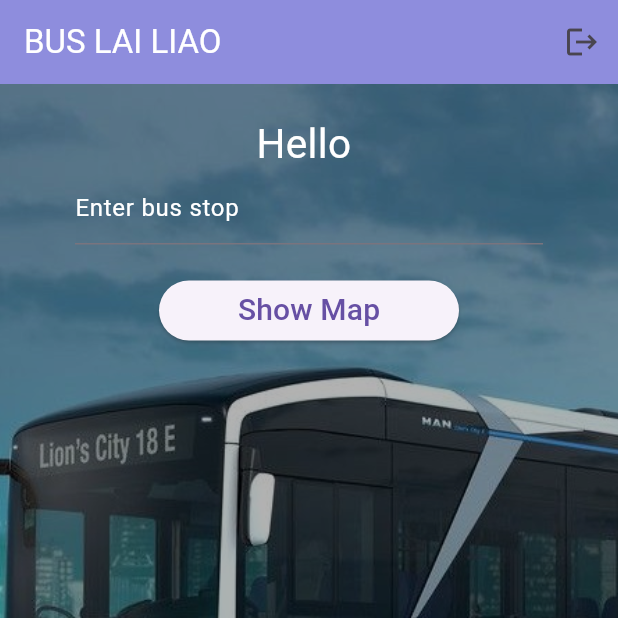
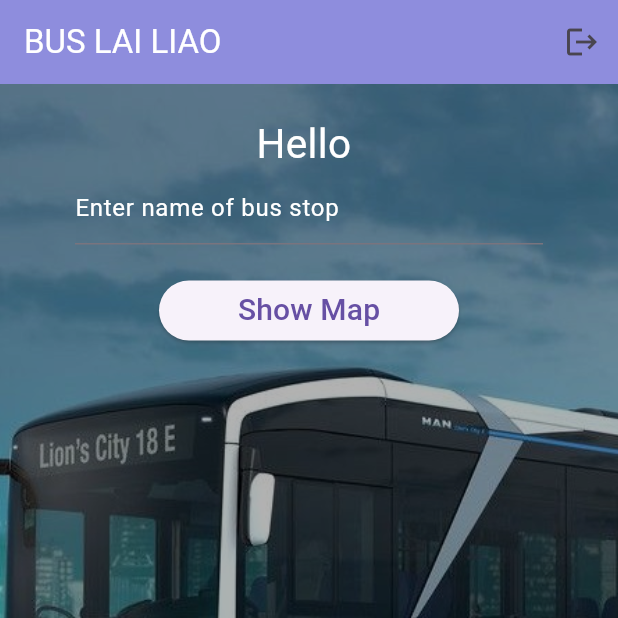
Before and after one commit to zacw-243L/flutter-transport-app, a Flutter app: the screen it shows once a user with an empty profile is signed in, on a phone screen of 412 x 824 dp, the top half of it. Run offline on Flutter 3.47's test engine with Material 3 defaults, Android fonts, the phone set to English and light mode, and no system bars; our stand-ins replace cloud_firestore, firebase_auth, firebase_core; missing offline and left inert: firebase_ui_auth; accounts and stored records are empty; network calls fail.

Commit message:
Removed hardcode

```diff
--- a/lib/screens/bus_screen.dart
+++ b/lib/screens/bus_screen.dart
@@ -193,7 +193,7 @@ class _BusScreenState extends State<BusScreen> {
                           color:
                               Colors.white), // Change the text color to white
                       decoration: InputDecoration(
-                        hintText: 'Enter bus stop',
+                        hintText: 'Enter name of bus stop',
                         hintStyle: TextStyle(
                             color: Colors
                                 .white), // Change the hint text color to white
--- a/lib/utilities/api_calls.dart
+++ b/lib/utilities/api_calls.dart
@@ -38,8 +38,8 @@ class ApiCalls {
   void fetchBusArrival() async {
     // TODO return List<BusArrival>
   }*/
-  String busStopCode = "83139";
-  String ServiceNo = "15";
+/*  String busStopCode = "83139";
+  String ServiceNo = "15";*/
 
   // Refer to 2.1 Bus Arrival
   Future<List<BusArrival>> fetchBusArrivals(
```
